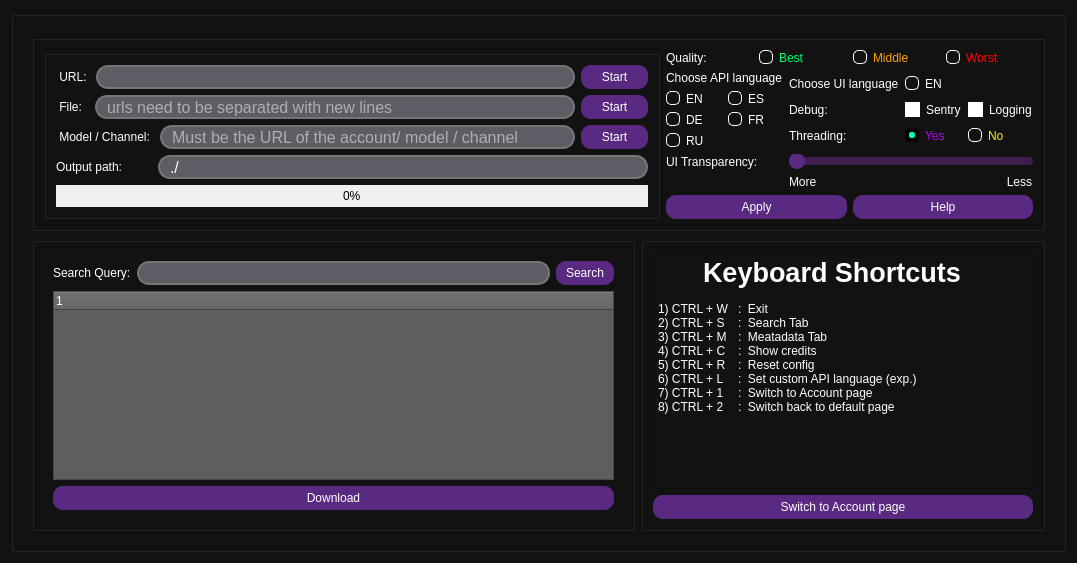
Above: src/form_redesign.ui from EchterAlsFake/Porn_Fetch before the change. Below: the same form after it.
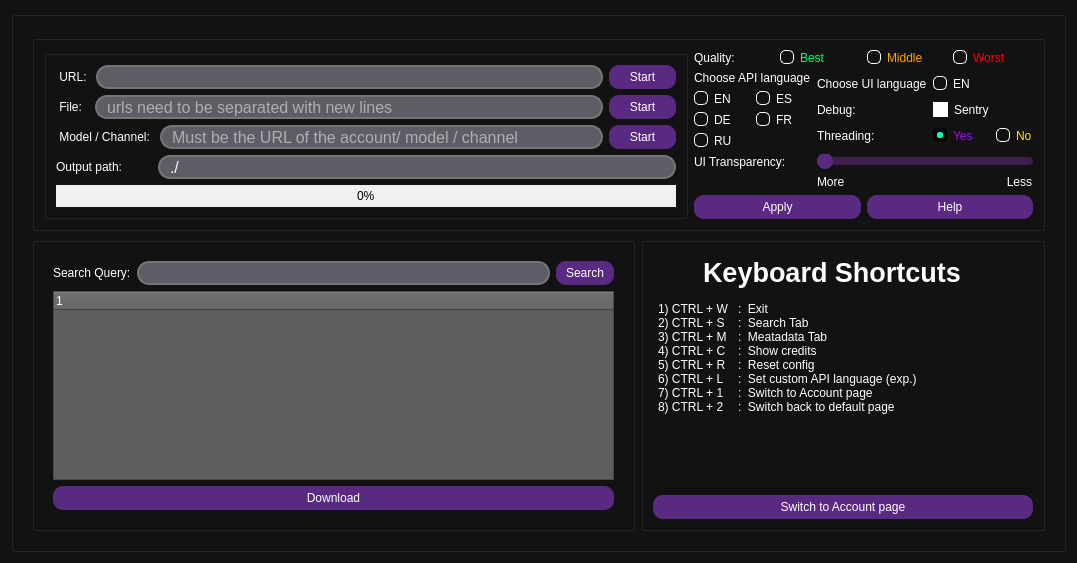
That is the form after the change. Icons and pictures are not drawn.

The edit to the form file:
```diff
--- a/src/form_redesign.ui
+++ b/src/form_redesign.ui
@@ -1790,31 +1790,6 @@
                  </property>
                 </widget>
                </item>
-               <item row="1" column="2">
-                <widget class="QCheckBox" name="settings_checkbox_logging">
-                 <property name="cursor">
-                  <cursorShape>PointingHandCursor</cursorShape>
-                 </property>
-                 <property name="styleSheet">
-                  <string notr="true">QCheckBox::indicator {
-    width: 13px;
-    height: 13px;
-}
-
-QCheckBox::indicator:unchecked {
-    border: 1px solid white;
-    background: white;
-}
-
-QCheckBox::indicator:checked {
-    image: url(graphics/checkmark.png);
-}</string>
-                 </property>
-                 <property name="text">
-                  <string>Logging</string>
-                 </property>
-                </widget>
-               </item>
                <item row="0" column="1">
                 <widget class="QRadioButton" name="application_language_en">
                  <property name="cursor">
```
Left out of the diff: 50 changed lines with no effect on the pictures.
